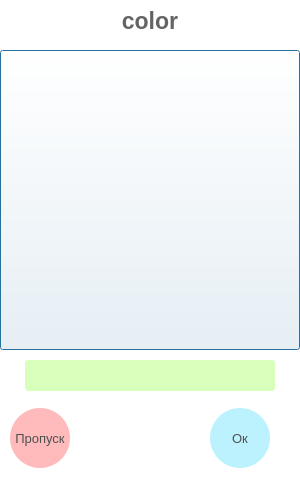
Before: the Qt Designer form trainingwindow.ui in Skripove/MyDictionary, drawn with Qt 5.
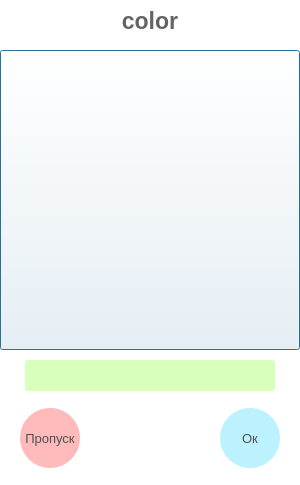
After: the same form once the commit is applied.

The edit to the form file:
```diff
--- a/trainingwindow.ui
+++ b/trainingwindow.ui
@@ -127,7 +127,7 @@
   <widget class="QPushButton" name="btnOk">
    <property name="geometry">
     <rect>
-     <x>210</x>
+     <x>220</x>
      <y>408</y>
      <width>60</width>
      <height>60</height>
@@ -158,7 +158,7 @@
   <widget class="QPushButton" name="btnSkip">
    <property name="geometry">
     <rect>
-     <x>10</x>
+     <x>20</x>
      <y>408</y>
      <width>60</width>
      <height>60</height>
@@ -192,9 +192,9 @@
   <widget class="QLabel" name="labelNumWord">
    <property name="geometry">
     <rect>
-     <x>113</x>
+     <x>110</x>
      <y>429</y>
-     <width>61</width>
+     <width>81</width>
      <height>21</height>
     </rect>
    </property>
@@ -210,6 +210,9 @@
    <property name="text">
     <string/>
    </property>
+   <property name="alignment">
+    <set>Qt::AlignCenter</set>
+   </property>
   </widget>
  </widget>
  <resources/>
```
